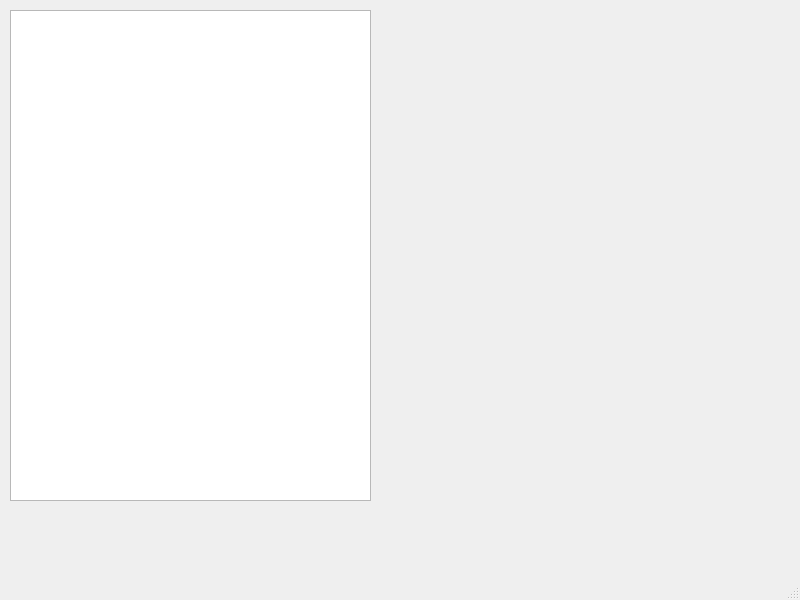
Before: the Qt Designer form pyranha/Gui/main_window.ui in 7ofNine/piranha, drawn with Qt 5.
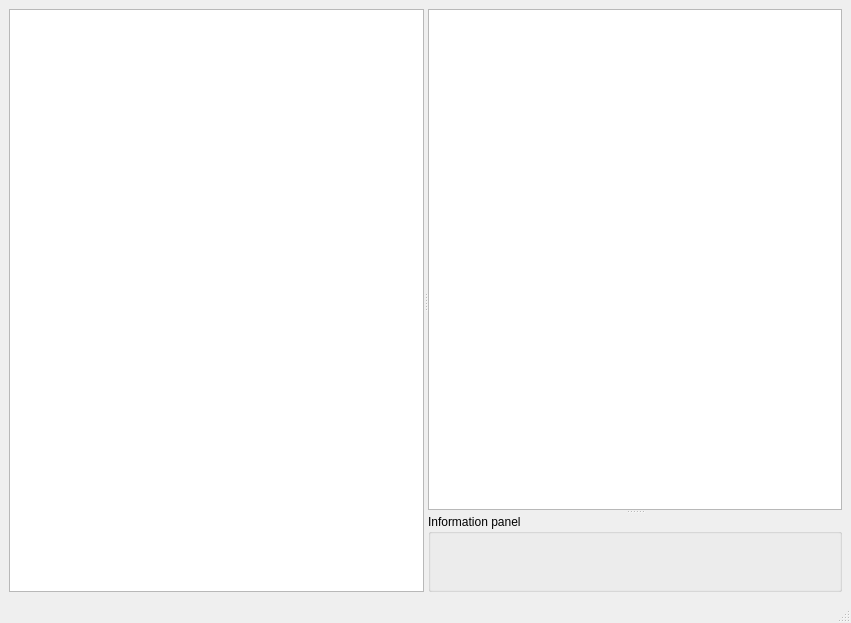
After: the same form once the commit is applied. Custom widgets are drawn as their Qt base class.

What changed in the file:
```diff
--- a/pyranha/Gui/main_window.ui
+++ b/pyranha/Gui/main_window.ui
@@ -5,8 +5,8 @@
    <rect>
     <x>0</x>
     <y>0</y>
-    <width>800</width>
-    <height>600</height>
+    <width>851</width>
+    <height>623</height>
    </rect>
   </property>
   <property name="windowTitle" >
@@ -17,19 +17,17 @@
     <rect>
      <x>0</x>
      <y>24</y>
-     <width>800</width>
-     <height>555</height>
+     <width>851</width>
+     <height>578</height>
     </rect>
+   </property>
+   <layout class="QGridLayout" name="gridLayout" >
+    <item row="0" column="0" >
+     <widget class="QSplitter" name="splitter_2" >
+      <property name="orientation" >
+       <enum>Qt::Horizontal</enum>
    </property>
    <widget class="QTreeView" name="series_tree_view" >
-    <property name="geometry" >
-     <rect>
-      <x>10</x>
-      <y>10</y>
-      <width>361</width>
-      <height>491</height>
-     </rect>
-    </property>
     <property name="alternatingRowColors" >
      <bool>true</bool>
     </property>
@@ -46,6 +44,33 @@
      <bool>false</bool>
     </property>
    </widget>
+      <widget class="QSplitter" name="splitter" >
+       <property name="orientation" >
+        <enum>Qt::Vertical</enum>
+       </property>
+       <widget class="series_draw_area" name="series_graphics_view" >
+        <property name="minimumSize" >
+         <size>
+          <width>400</width>
+          <height>250</height>
+         </size>
+        </property>
+        <property name="maximumSize" >
+         <size>
+          <width>16777215</width>
+          <height>16777215</height>
+         </size>
+        </property>
+       </widget>
+       <widget class="QGroupBox" name="series_info_groupbox" >
+        <property name="title" >
+         <string>Information panel</string>
+        </property>
+       </widget>
+      </widget>
+     </widget>
+    </item>
+   </layout>
   </widget>
   <widget class="QMenuBar" name="menubar" >
    <property name="geometry" >
@@ -61,13 +86,20 @@
    <property name="geometry" >
     <rect>
      <x>0</x>
-     <y>579</y>
-     <width>800</width>
+     <y>602</y>
+     <width>851</width>
      <height>21</height>
     </rect>
    </property>
   </widget>
  </widget>
+ <customwidgets>
+  <customwidget>
+   <class>series_draw_area</class>
+   <extends>QGraphicsView</extends>
+   <header>series_draw_area.h</header>
+  </customwidget>
+ </customwidgets>
  <resources/>
  <connections/>
 </ui>
```
Left out of the diff: 2 changed lines with no effect on the pictures. Lines whose indentation alone changed are shown as unchanged.
